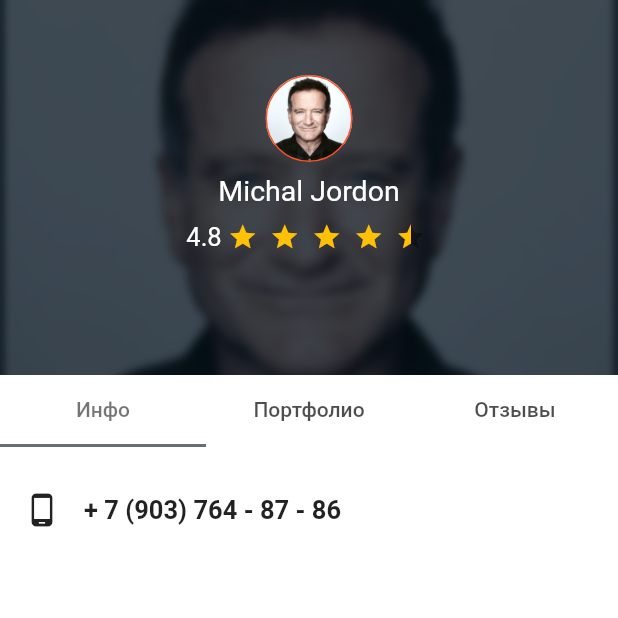
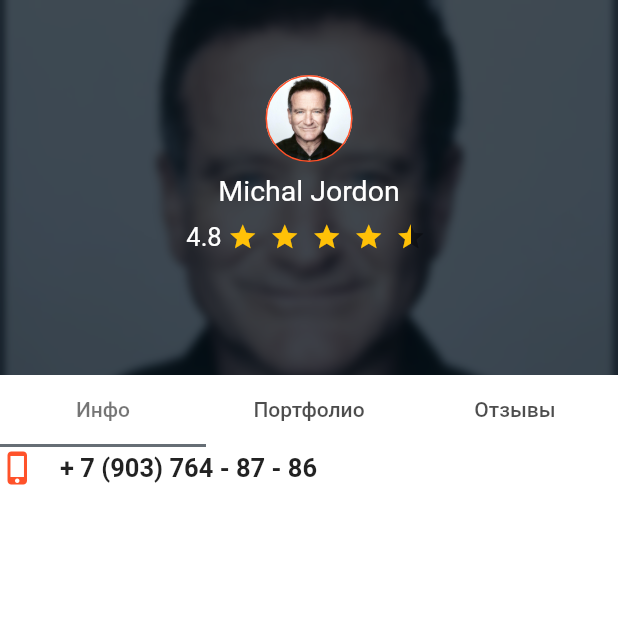
Before and after one commit to moisey312/7Sky, a Flutter app: the ProfilePage screen opened directly, on a phone screen of 412 x 824 dp, the top half of it. Run offline on Flutter 3.47's test engine with Material 2 defaults, Android fonts, the phone set to English and light mode, and no system bars; drawn by our look-alikes of flutter_rating_bar; our stand-ins replace firebase_auth; accounts and stored records are empty.

Commit message:
for Danya

```diff
--- a/lib/profile_page.dart
+++ b/lib/profile_page.dart
@@ -1,21 +1,27 @@
 import 'dart:ui';
 
+import 'package:flutter/cupertino.dart';
 import 'package:flutter/material.dart';
 import 'package:flutter_rating_bar/flutter_rating_bar.dart';
 import 'package:testproj/services/authentication.dart';
-class ProfilePage extends StatefulWidget{
+
+class ProfilePage extends StatefulWidget {
   const ProfilePage({Key key}) : super(key: key);
+
   @override
   createState() => new _ProfilePage();
 }
-class _ProfilePage extends State<ProfilePage> with
-SingleTickerProviderStateMixin{
+
+class _ProfilePage extends State<ProfilePage>
+    with SingleTickerProviderStateMixin {
   TabController controller;
+
   @override
-  void initState(){
+  void initState() {
     controller = new TabController(length: 3, vsync: this);
     super.initState();
   }
+
   @override
   Widget build(BuildContext context) {
     return Scaffold(
@@ -89,10 +95,7 @@ SingleTickerProviderStateMixin{
                         children: <Widget>[
                           Text(
                             '4.8',
-                            style: TextStyle(
-                              color: Colors.white,
-                              fontSize: 17
-                            ),
+                            style: TextStyle(color: Colors.white, fontSize: 17),
                           ),
                           RatingBar(
                             initialRating: 4.8,
@@ -101,7 +104,8 @@ SingleTickerProviderStateMixin{
                             itemCount: 5,
                             itemSize: 20,
                             itemPadding: EdgeInsets.symmetric(horizontal: 4.0),
-                            itemBuilder: (context, _) => Icon(
+                            itemBuilder: (context, _) =>
+                                Icon(
                                   Icons.star,
                                   color: Colors.amber,
                                 ),
@@ -144,35 +148,43 @@ SingleTickerProviderStateMixin{
                       ),
                     ),
                     Padding(
-                      padding: const EdgeInsets.fromLTRB(0, 50, 0,0),
+                      padding: const EdgeInsets.fromLTRB(0, 50, 0, 0),
                       child: new Container(
                         height: 80.0,
                         child: new TabBarView(
                           controller: controller,
                           children: <Widget>[
-                            new Container(
-                              child: Row(
+                            Container(
+                                child: Column(
                                   children: <Widget>[
+                                      Row(
+                                        children: <Widget>[
+                                          Icon(Icons.phone_iphone,
+                                          color: Color.fromRGBO(255, 82, 42, 1),),
                                           Padding(
                                             padding: const EdgeInsets.only(left: 16),
-                                    child: Icon(Icons.phone_android),
-                                  ),
-                                  Padding(
-                                    padding: const EdgeInsets.only(left: 16),
-                                    child: Text('+ 7 (903) 764 - 87 - 86',
+                                            child: Text(
+                                              '+ 7 (903) 764 - 87 - 86',
                                               style: TextStyle(
                                                   fontSize: 17,
-                                      fontWeight: FontWeight.bold
-                                    ),),
-                                  )
+                                                  fontWeight: FontWeight.bold),
+                                            ),
+                                          ),
                                         ],
                                       ),
+                                  ],
+                                )
                             ),
+                            Container(),
+
                             Container(
-
+                              color: Color.fromRGBO(255, 255, 0, 1),
+                              child: Center(
+                                child: Text(
+                                  "У вас пока нет отзывов",
+                                  style: TextStyle(),
                                 ),
-                            Container(
-
+                              ),
                             ),
                           ],
                         ),
@@ -182,7 +194,6 @@ SingleTickerProviderStateMixin{
                 ),
               ),
             ),
-
           ],
         ),
       ),
--- a/pubspec.yaml
+++ b/pubspec.yaml
@@ -15,6 +15,7 @@ dependencies:
   cupertino_icons: ^0.1.2
   firebase_auth: ^0.14.0+5
   firebase_database: ^3.0.7
+  cloud_firestore: ^0.11.0+2
 dev_dependencies:
   flutter_test:
     sdk: flutter
```
Also changed, not shown: lib/review.dart (added, +45 -0 lines), lib/models/database.dart (added), 3 other files. Lines whose indentation alone changed are shown as unchanged.
